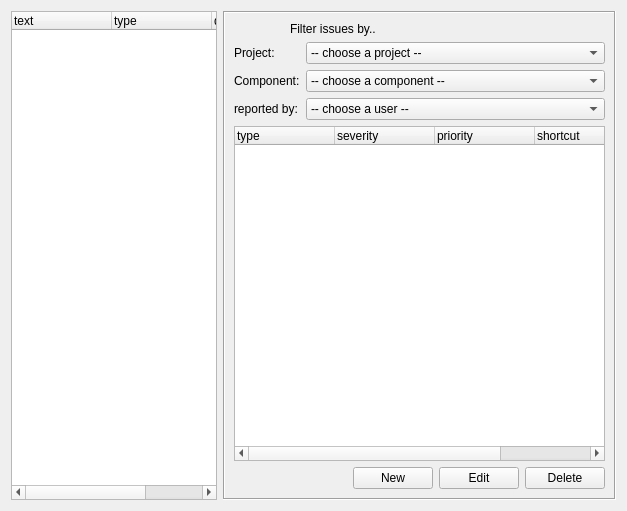
Old version of the form client/forms/init.ui in the repository Wolframe/wolfzilla.
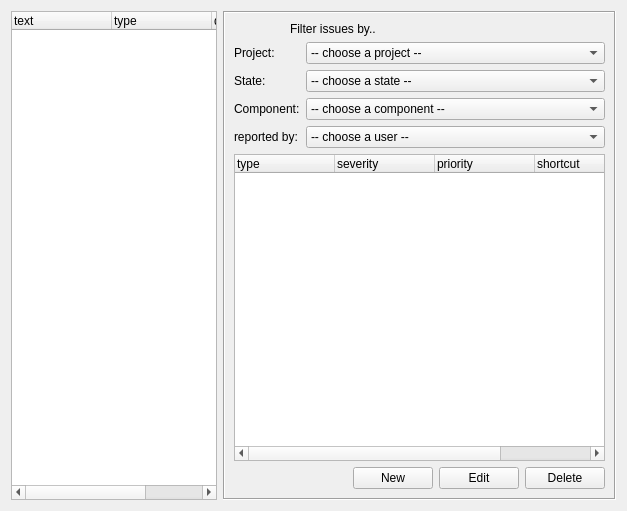
New version of the form. The open tabs and pages were chosen to show the change. Icons and pictures are not drawn.

Commit message: added searching by state

```diff
--- a/client/forms/init.ui
+++ b/client/forms/init.ui
@@ -1057,6 +1057,16 @@
        </item>
        <item row="1" column="0" colspan="2">
         <layout class="QFormLayout" name="formLayout_6">
+         <property name="fieldGrowthPolicy">
+          <enum>QFormLayout::AllNonFixedFieldsGrow</enum>
+         </property>
+         <item row="0" column="0">
+          <widget class="QLabel" name="label_33">
+           <property name="text">
+            <string>Project:</string>
+           </property>
+          </widget>
+         </item>
          <item row="0" column="1">
           <widget class="QComboBox" name="issuesProject">
            <property name="action" stdset="0">
@@ -1076,14 +1086,14 @@
            </item>
           </widget>
          </item>
-         <item row="0" column="0">
-          <widget class="QLabel" name="label_33">
+         <item row="2" column="0">
+          <widget class="QLabel" name="label_38">
            <property name="text">
-            <string>Project:</string>
+            <string>Component:</string>
            </property>
           </widget>
          </item>
-         <item row="1" column="1">
+         <item row="2" column="1">
           <widget class="QComboBox" name="issuesComponent">
            <property name="answer" stdset="0">
             <string>ComponentList components { component[] { id={item.id}; name {{item.text}}; description {{?}} } }</string>
@@ -1104,14 +1114,14 @@
            </item>
           </widget>
          </item>
-         <item row="1" column="0">
-          <widget class="QLabel" name="label_38">
+         <item row="3" column="0">
+          <widget class="QLabel" name="label_40">
            <property name="text">
-            <string>Component:</string>
+            <string>reported by:</string>
            </property>
           </widget>
          </item>
-         <item row="2" column="1">
+         <item row="3" column="1">
           <widget class="QComboBox" name="issuesReporter">
            <property name="action" stdset="0">
             <string>listUsers users { getNullElem='1' }</string>
@@ -1135,10 +1145,28 @@
            </item>
           </widget>
          </item>
-         <item row="2" column="0">
-          <widget class="QLabel" name="label_40">
+         <item row="1" column="1">
+          <widget class="QComboBox" name="issuesState">
+           <property name="action" stdset="0">
+            <string>listIssueStati stati { getNullElem='1' }</string>
+           </property>
+           <property name="answer" stdset="0">
+            <string>IssueStatusList stati { status[] { id={item.id}; name {{item.text}}; icon {{item.icon}} }</string>
+           </property>
+           <property name="datasignal:changed" stdset="0">
+            <string>refreshIssues</string>
+           </property>
+           <item>
+            <property name="text">
+             <string>-- choose a state --</string>
+            </property>
+           </item>
+          </widget>
+         </item>
+         <item row="1" column="0">
+          <widget class="QLabel" name="label_41">
            <property name="text">
-            <string>reported by:</string>
+            <string>State:</string>
            </property>
           </widget>
          </item>
```
Left out of the diff: 6 changed lines with no effect on the pictures. The commit also changes 2 other files.
